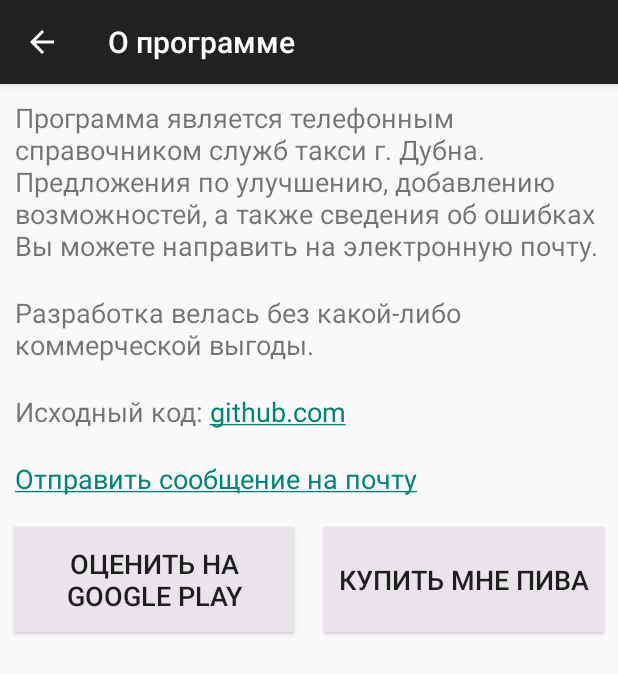
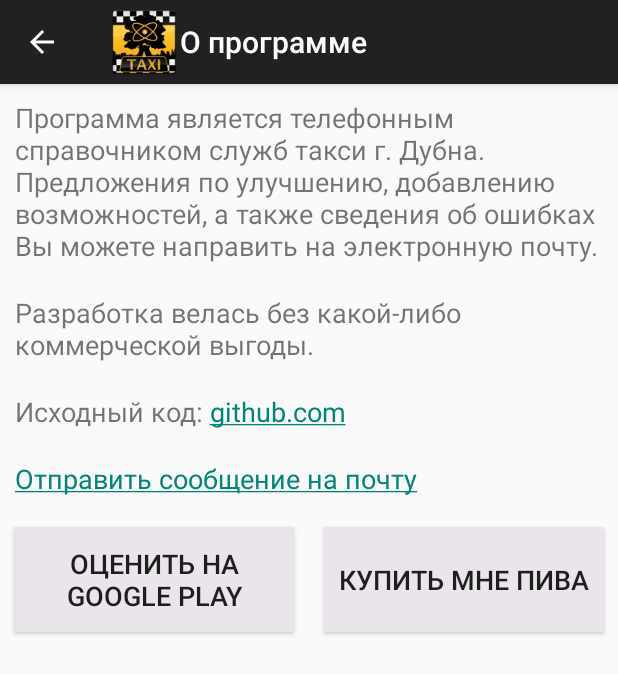
Before and after one commit to dmide/DubnaTaxi, an Android app: the InfoActivity screen opened directly, with no data from a screen before it, on a phone screen of 412 x 824 dp. Shown: the top 674 px of the screen. Run offline under Robolectric (Android 15) with nearby library versions, the phone set to English and light mode, and no system bars.

```diff
--- a/dubnataxi/src/main/AndroidManifest.xml
+++ b/dubnataxi/src/main/AndroidManifest.xml
@@ -2,8 +2,8 @@
 <manifest xmlns:android="http://schemas.android.com/apk/res/android"
     xmlns:tools="http://schemas.android.com/tools"
     package="ru.dmide.dubnataxi"
-    android:versionCode="8"
-    android:versionName="1.7" >
+    android:versionCode="9"
+    android:versionName="1.8" >
 
     <uses-sdk tools:node="replace" />
 
@@ -13,7 +13,6 @@
     <uses-permission android:name="com.android.vending.BILLING" />
 
     <application
-        android:debuggable="false"
         android:allowBackup="true"
         android:icon="@drawable/ic_launcher"
         android:label="@string/app_name"
--- a/dubnataxi/src/main/java/ru/dmide/dubnataxi/BaseActivity.java
+++ b/dubnataxi/src/main/java/ru/dmide/dubnataxi/BaseActivity.java
@@ -1,6 +1,8 @@
 package ru.dmide.dubnataxi;
 
 import android.app.Activity;
+import android.os.Bundle;
+import android.support.annotation.Nullable;
 import android.support.v7.app.ActionBarActivity;
 import android.view.View;
 
@@ -15,4 +17,12 @@ public abstract class BaseActivity extends ActionBarActivity {
     public static <T extends View> T viewById(View parent, int id) {
         return (T) parent.findViewById(id);
     }
+
+    @Override
+    protected void onCreate(@Nullable Bundle savedInstanceState) {
+        super.onCreate(savedInstanceState);
+        getSupportActionBar().setDisplayShowHomeEnabled(true);
+        getSupportActionBar().setLogo(R.drawable.ic_launcher);
+        getSupportActionBar().setDisplayUseLogoEnabled(true);
+    }
 }
--- a/dubnataxi/src/main/java/ru/dmide/dubnataxi/PhonesAdapter.java
+++ b/dubnataxi/src/main/java/ru/dmide/dubnataxi/PhonesAdapter.java
@@ -5,7 +5,7 @@ import android.view.View;
 import android.view.ViewGroup;
 import android.widget.TextView;
 
-import com.haarman.listviewanimations.ArrayAdapter;
+import com.nhaarman.listviewanimations.ArrayAdapter;
 
 import java.util.ArrayList;
 
--- a/dubnataxi/src/main/java/ru/dmide/dubnataxi/ServicesAdapter.java
+++ b/dubnataxi/src/main/java/ru/dmide/dubnataxi/ServicesAdapter.java
@@ -5,7 +5,8 @@ import android.view.View;
 import android.view.ViewGroup;
 import android.widget.TextView;
 
-import com.haarman.listviewanimations.ArrayAdapter;
+
+import com.nhaarman.listviewanimations.ArrayAdapter;
 
 import java.util.ArrayList;
 
--- a/dubnataxi/src/main/res/drawable/default_state.xml
+++ b/dubnataxi/src/main/res/drawable/default_state.xml
@@ -1,5 +1,5 @@
 <?xml version="1.0" encoding="UTF-8"?>
 <shape xmlns:android="http://schemas.android.com/apk/res/android"
     android:shape="rectangle">
-    <solid android:color="@color/bg_item" />
+    <solid android:color="@color/bg_default" />
 </shape>
--- a/dubnataxi/src/main/res/drawable/selected_state.xml
+++ b/dubnataxi/src/main/res/drawable/selected_state.xml
@@ -1,5 +1,5 @@
 <?xml version="1.0" encoding="UTF-8"?>
 <shape xmlns:android="http://schemas.android.com/apk/res/android"
     android:shape="rectangle">
-    <solid android:color="#00000000" />
+    <solid android:color="@color/bg_selected" />
 </shape>
--- a/dubnataxi/src/main/res/layout/activity_main.xml
+++ b/dubnataxi/src/main/res/layout/activity_main.xml
@@ -6,6 +6,7 @@
 
     <ListView
         android:id="@+id/list"
+        android:listSelector="@drawable/selector"
         android:layout_width="match_parent"
         android:layout_height="match_parent" />
 
--- a/dubnataxi/src/main/res/layout/group_view.xml
+++ b/dubnataxi/src/main/res/layout/group_view.xml
@@ -2,8 +2,7 @@
 
 <RelativeLayout xmlns:android="http://schemas.android.com/apk/res/android"
     android:layout_width="match_parent"
-    android:layout_height="wrap_content"
-    android:background="@drawable/selector">
+    android:layout_height="wrap_content">
 
     <TextView
         android:id="@+id/text"
@@ -20,12 +19,13 @@
         android:layout_height="wrap_content"
         android:layout_alignParentRight="true"
         android:layout_gravity="center_vertical"
+        android:layout_centerVertical="true"
         android:padding="@dimen/drawable_padding"
         android:src="@drawable/ic_action_call" />
 
     <View
         android:layout_width="match_parent"
-        android:layout_height="1px"
+        android:layout_height="1dp"
         android:layout_alignParentBottom="true"
         android:background="@color/border" />
 
--- a/dubnataxi/src/main/res/values/colors.xml
+++ b/dubnataxi/src/main/res/values/colors.xml
@@ -1,6 +1,8 @@
 <?xml version="1.0" encoding="utf-8"?>
 <resources>
     <color name="border">#ffbcb8bd</color>
-    <color name="bg_default">#ffd1cdd2</color>
+    <color name="bg_default">#fffefaff</color>
     <color name="bg_item">#ffe9e5ea</color>
+    <color name="orange">#bbffa400</color>
+    <color name="bg_selected">#77e0dce1</color>
 </resources>
--- a/dubnataxi/src/main/res/values/dimens.xml
+++ b/dubnataxi/src/main/res/values/dimens.xml
@@ -2,7 +2,7 @@
     <!-- Default screen margins, per the Android Design guidelines. -->
     <dimen name="activity_horizontal_margin">16dp</dimen>
     <dimen name="activity_vertical_margin">16dp</dimen>
-    <dimen name="list_item_height">50dp</dimen>
+    <dimen name="list_item_height">60dp</dimen>
     <dimen name="list_child_left_padding">15dp</dimen>
     <dimen name="list_parent_left_padding">20dp</dimen>
     <dimen name="drawable_padding">10dp</dimen>
--- a/dubnataxi/src/main/res/values/styles.xml
+++ b/dubnataxi/src/main/res/values/styles.xml
@@ -1,7 +1,7 @@
 <!-- Base application theme. -->
 <resources>
 
-    <style name="Theme.MyTheme" parent="@style/Theme.Base.AppCompat.Light.DarkActionBar" />
+    <style name="Theme.MyTheme" parent="@style/Theme.AppCompat.Light.DarkActionBar" />
 
     <style name="info_text">
         <item name="android:padding">@dimen/info_text_padding</item>
```
Also changed, not shown: dubnataxi/src/main/java/ru/dmide/dubnataxi/Controller.java (+6 -3 lines), dubnataxi/src/main/java/ru/dmide/dubnataxi/MainActivity.java (+9 -9 lines), dubnataxi/src/main/res/drawable-v21/selector.xml (added, +9 -0 lines), dubnataxi/src/main/res/layout/child_view.xml (+2 -10 lines), dubnataxi/src/main/res/layout/dialog_view.xml (+8 -1 lines).
